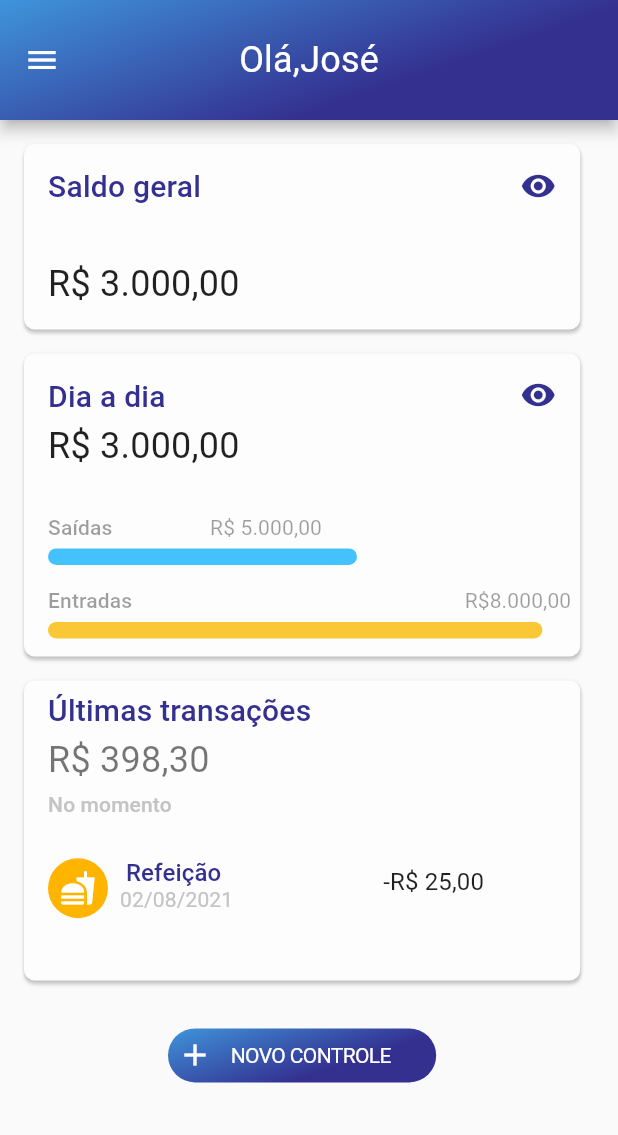
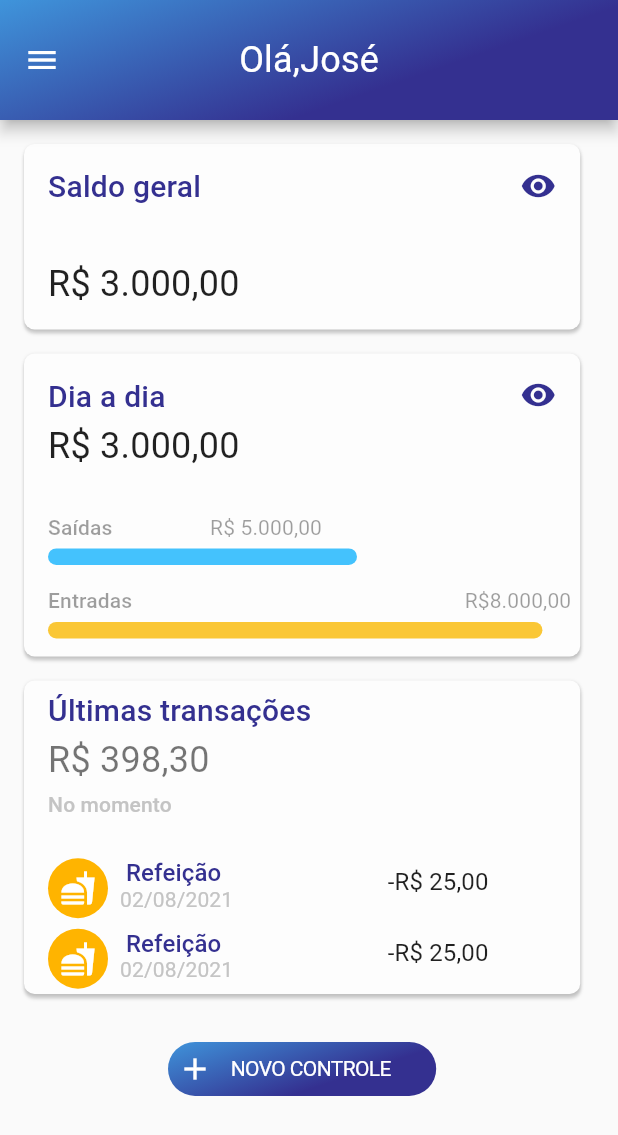
Before and after one commit to devguusta/RaroAcademy_Budget, a Flutter app: the HomePage screen opened by its route, on a phone screen of 412 x 824 dp. Shown: the top 1135 px of the screen. Run offline on Flutter 3.47's test engine with Material 2 defaults, Android fonts, the phone set to English and light mode, and no system bars; missing offline and left inert: animated_card; project files that could hold a hidden picture were left out.

Commit message:
adiciona listtile nas últimas transações

```diff
--- a/lib/modules/home-page-filled/components/card_last_transactions.dart
+++ b/lib/modules/home-page-filled/components/card_last_transactions.dart
@@ -12,7 +12,6 @@ class LastTransactions extends StatelessWidget {
     return SingleChildScrollView(
       child: Container(
         width: size.width * 0.9,
-        height: 200,
         decoration: BoxDecoration(
           boxShadow: [
             BoxShadow(
@@ -56,8 +55,16 @@ class LastTransactions extends StatelessWidget {
             ),
             Padding(
               padding: const EdgeInsets.only(left: 16, top: 24.0),
+              child: Column(
+                crossAxisAlignment: CrossAxisAlignment.stretch,
+                children: [
+                  ListView.builder(
+                    shrinkWrap: true,
+                    primary: false,
+                    itemCount: 2,
+                    itemBuilder: (_, index) => Container(
                       child: Row(
-                mainAxisAlignment: MainAxisAlignment.spaceBetween,
+                        mainAxisSize: MainAxisSize.max,
                         children: [
                           Flex(
                             direction: Axis.horizontal,
@@ -69,32 +76,50 @@ class LastTransactions extends StatelessWidget {
                                   color: Color.fromRGBO(255, 180, 0, 1),
                                   borderRadius: BorderRadius.circular(40),
                                 ),
-                        child: Icon(Icons.fastfood, color: Colors.white),
+                                child:
+                                    Icon(Icons.fastfood, color: Colors.white),
                               ),
                               Padding(
-                        padding: const EdgeInsets.only(left: 0.0, bottom: 8),
+                                padding:
+                                    const EdgeInsets.only(left: 0.0, bottom: 8),
                                 child: Column(
                                   children: [
                                     Padding(
-                              padding: const EdgeInsets.only(top: 4.0, left: 4),
+                                      padding: const EdgeInsets.only(
+                                          top: 4.0, left: 4),
                                       child: Text("Refeição",
-                                  style:
-                                      AppTextStyles.kTitleListLastTransictions),
+                                          style: AppTextStyles
+                                              .kTitleListLastTransictions),
                                     ),
                                     Padding(
                                       padding: const EdgeInsets.only(left: 8.0),
                                       child: Text("02/08/2021",
-                                  style: AppTextStyles.kDateLastTransictions),
+                                          style: AppTextStyles
+                                              .kDateLastTransictions),
                                     ),
                                   ],
                                 ),
                               ),
+                              SizedBox(width: size.width * 0.25),
+                              Row(
+                                mainAxisAlignment: MainAxisAlignment.end,
+                                mainAxisSize: MainAxisSize.max,
+                                children: [
                                   Padding(
-                        padding: const EdgeInsets.only(left: 100, bottom: 8,),
+                                    padding: const EdgeInsets.only(
+                                      bottom: 8,
+                                    ),
                                     child: Text("-R\$ 25,00",
-                            style: AppTextStyles.kValueLastTransictions),
+                                        style: AppTextStyles
+                                            .kValueLastTransictions),
                                   ),
                                 ],
+                              ),
+                            ],
+                          ),
+                        ],
+                      ),
+                    ),
                   ),
                 ],
               ),
```
Lines whose indentation alone changed are shown as unchanged.
